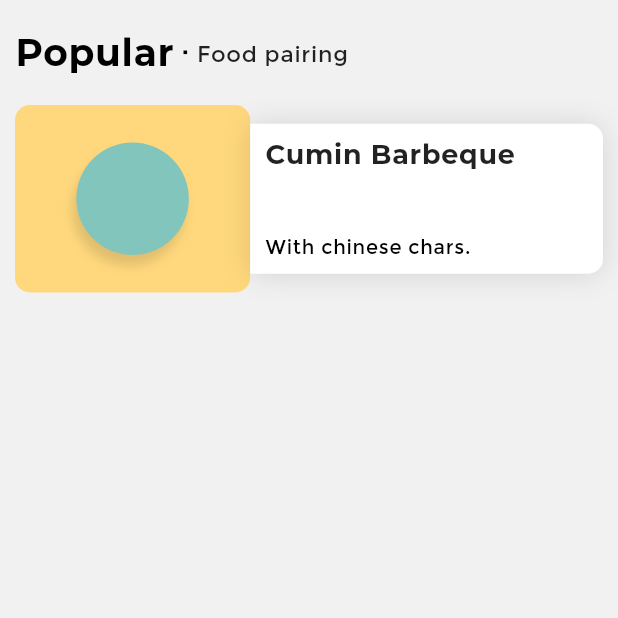
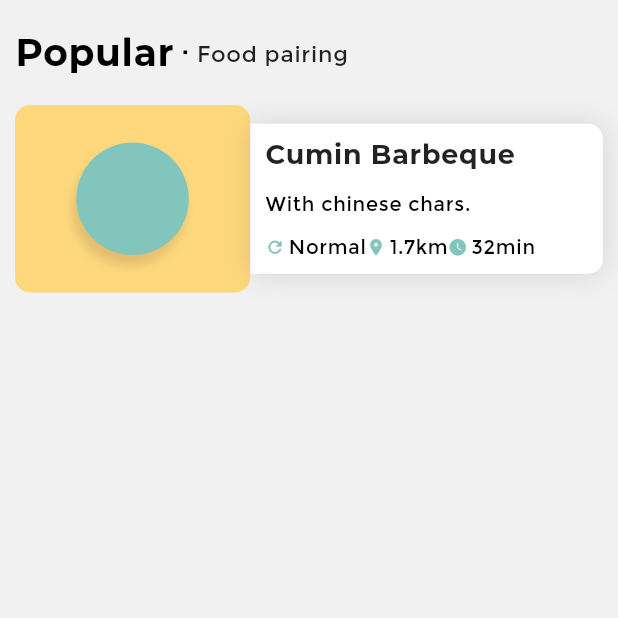
Before and after one commit to margaiwangara/flutter-layouting, a Flutter app: the screen it shows after launch, on a phone screen of 412 x 824 dp, the top half of it. Run offline on Flutter 3.47's test engine with Material 2 defaults, Android fonts, the phone set to English and light mode, and no system bars; our stand-ins replace carousel_slider, wakelock.

Commit message:
finished styling item display card

```diff
--- a/lib/food_app_body.dart
+++ b/lib/food_app_body.dart
@@ -103,18 +103,71 @@ class FoodAppBody extends StatelessWidget {
                               style: Theme.of(context).textTheme.subtitle,
                               softWrap: true,
                             ),
-                            // Row(
-                            //   mainAxisAlignment: MainAxisAlignment.spaceBetween,
-                            //   children: <Widget>[
-                            //     Container(
-                            //       child: Row(
-                            //         children: <Widget>[
-                            //           Icon(Icons.)
-                            //         ],
-                            //       ),
-                            //     )
-                            //   ],
-                            // )
+                            Row(
+                              mainAxisAlignment: MainAxisAlignment.spaceBetween,
+                              children: <Widget>[
+                                Container(
+                                  child: Row(
+                                    children: <Widget>[
+                                      Container(
+                                        child: Row(
+                                          children: <Widget>[
+                                            _myIcon(Icons.refresh, 13.0,
+                                                Theme.of(context).accentColor),
+                                            SizedBox(
+                                              width: 2.5,
+                                            ),
+                                            new Text(
+                                              'Normal',
+                                              textDirection: TextDirection.ltr,
+                                              style: Theme.of(context)
+                                                  .textTheme
+                                                  .subtitle,
+                                            )
+                                          ],
+                                        ),
+                                      ),
+                                      Container(
+                                        child: Row(
+                                          children: <Widget>[
+                                            _myIcon(Icons.location_on, 13.0,
+                                                Theme.of(context).accentColor),
+                                            SizedBox(
+                                              width: 2.5,
+                                            ),
+                                            new Text(
+                                              '1.7km',
+                                              textDirection: TextDirection.ltr,
+                                              style: Theme.of(context)
+                                                  .textTheme
+                                                  .subtitle,
+                                            )
+                                          ],
+                                        ),
+                                      ),
+                                      Container(
+                                        child: Row(
+                                          children: <Widget>[
+                                            _myIcon(Icons.watch_later, 13.0,
+                                                Theme.of(context).accentColor),
+                                            SizedBox(
+                                              width: 2.5,
+                                            ),
+                                            new Text(
+                                              '32min',
+                                              textDirection: TextDirection.ltr,
+                                              style: Theme.of(context)
+                                                  .textTheme
+                                                  .subtitle,
+                                            )
+                                          ],
+                                        ),
+                                      )
+                                    ],
+                                  ),
+                                )
+                              ],
+                            )
                           ],
                         ),
                       ))
@@ -127,3 +180,11 @@ class FoodAppBody extends StatelessWidget {
     );
   }
 }
+
+Icon _myIcon(IconData icon, double iconSize, Color iconColor) {
+  return new Icon(
+    icon,
+    size: iconSize,
+    color: iconColor,
+  );
+}
```
